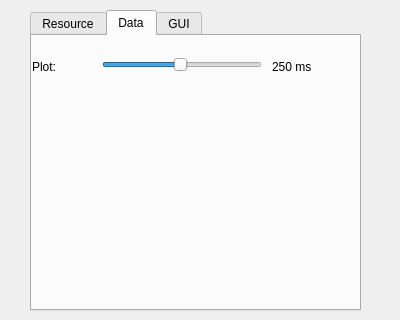
This is utilities/msmonitor_cs/client/msmonitor/qmsmsettings.ui in akiml/ampehre as Qt 5 draws it before an edit; both pictures show x 0 to 400 and y 0 to 320 of the 400 by 640 pixel window. The edited form follows.
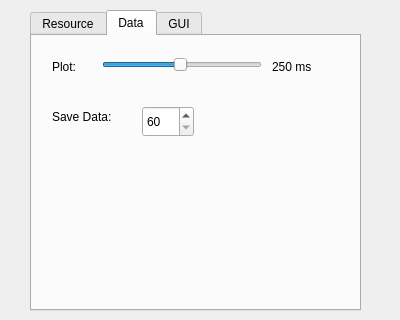
This is the edited form. The open tabs and pages were chosen to show the change.

Commit message: changed labels, buffer variable now, heatmap refined, zoom implemented

```diff
--- a/utilities/msmonitor_cs/client/msmonitor/qmsmsettings.ui
+++ b/utilities/msmonitor_cs/client/msmonitor/qmsmsettings.ui
@@ -217,7 +217,7 @@
     <widget class="QLabel" name="label">
      <property name="geometry">
       <rect>
-       <x>0</x>
+       <x>20</x>
        <y>20</y>
        <width>41</width>
        <height>21</height>
@@ -268,6 +268,35 @@
       <string>250 ms</string>
      </property>
     </widget>
+    <widget class="QSpinBox" name="spinBox_savedata">
+     <property name="geometry">
+      <rect>
+       <x>110</x>
+       <y>70</y>
+       <width>52</width>
+       <height>31</height>
+      </rect>
+     </property>
+     <property name="minimum">
+      <number>60</number>
+     </property>
+     <property name="maximum">
+      <number>500</number>
+     </property>
+    </widget>
+    <widget class="QLabel" name="label_2">
+     <property name="geometry">
+      <rect>
+       <x>20</x>
+       <y>70</y>
+       <width>81</width>
+       <height>21</height>
+      </rect>
+     </property>
+     <property name="text">
+      <string>Save Data:</string>
+     </property>
+    </widget>
    </widget>
    <widget class="QWidget" name="tab_2">
     <attribute name="title">
```
Left out of the diff: 4 changed lines with no effect on the pictures. The commit also changes 20 other files.
